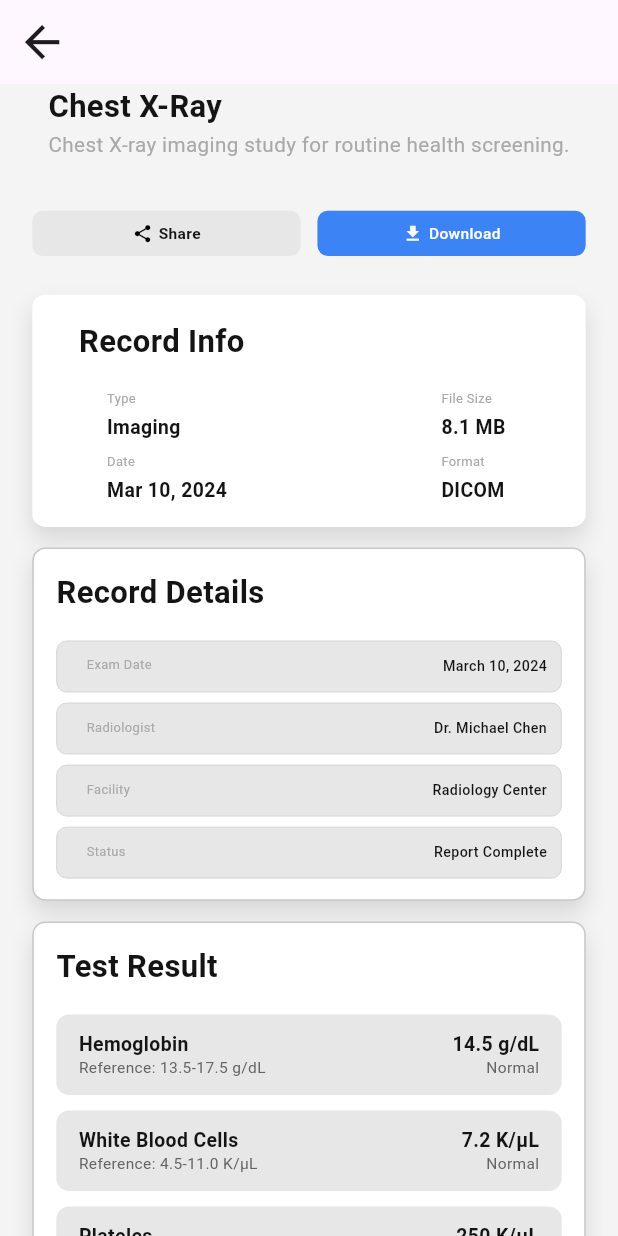
After one commit to Smart-Medc/Smart-Medi-Flutter, a Flutter app: the RecordDetailsView screen opened by its route, on a phone screen of 412 x 824 dp. The commit adds this screen. Run offline on Flutter 3.47's test engine with Material 3 defaults, Android fonts, the phone set to English and light mode, and no system bars; our stand-ins replace flutter_screenutil, go_router.

Commit message:
complete record details view

```diff
--- a/lib/core/routing/app_router.dart
+++ b/lib/core/routing/app_router.dart
@@ -8,6 +8,7 @@ import 'package:smart_medi/features/auth/presentation/view/reset_password_view.d
 import 'package:smart_medi/features/auth/presentation/view/sign_up_view.dart';
 import 'package:smart_medi/features/home/presentation/views/home_view.dart';
 import 'package:smart_medi/features/meidcal_records/presentation/views/medical_records_view.dart';
+import 'package:smart_medi/features/meidcal_records/presentation/views/record_details_view.dart';
 
 abstract class AppRouter {
 
@@ -26,6 +27,7 @@ abstract class AppRouter {
       GoRoute(path: AppRoutes.completeProfileView, builder: (context, state) => const CompleteProfileView()),
       GoRoute(path: AppRoutes.homeView, builder: (context, state) => const HomeView()),
       GoRoute(path: AppRoutes.medicalRecords, builder: (context, state) => const MedicalRecordsView()),
+      GoRoute(path: AppRoutes.recordDetailsView, builder: (context, state) => const RecordDetailsView()),
       // GoRoute(
       //     path: AppRoutes.onboardingView,
       //     builder: (context, state) => const OnboardingView()),
--- a/lib/core/routing/app_routes.dart
+++ b/lib/core/routing/app_routes.dart
@@ -15,4 +15,5 @@ abstract class AppRoutes {
 
   // medical records
   static const String medicalRecords = '/medicalRecords';
+  static const String recordDetailsView = '/RecordDetailsView';
 }
--- a/lib/core/utils/app_styles.dart
+++ b/lib/core/utils/app_styles.dart
@@ -32,7 +32,12 @@ class AppStyles {
   static final TextStyle textStyle24W600White = TextStyle(
     fontSize: 24.sp,
     fontWeight: FontWeight.w600,
-    color: AppColors.white,
+    color: AppColors.textWhite,
+  );
+  static final TextStyle textStyle12W500White = TextStyle(
+    fontSize: 12.sp,
+    fontWeight: FontWeight.w500,
+    color: AppColors.textWhite,
   );
   static final TextStyle textStyle24W600Black = TextStyle(
     fontSize: 24.sp,
@@ -55,6 +60,11 @@ class AppStyles {
   static final TextStyle textStyle15W600Black = TextStyle(
     fontSize: 15.sp,
     fontWeight: FontWeight.w600,
+    color: AppColors.textBlack,
+  );
+  static final TextStyle textStyle11W500Black = TextStyle(
+    fontSize: 11.sp,
+    fontWeight: FontWeight.w500,
     color: AppColors.textBlack,
   );
   static final TextStyle textStyle12W600Black = TextStyle(
--- /dev/null
+++ b/lib/features/meidcal_records/presentation/views/record_details_view.dart
@@ -0,0 +1,25 @@
+import 'package:flutter/material.dart';
+import 'package:flutter_screenutil/flutter_screenutil.dart';
+import 'package:go_router/go_router.dart';
+import 'package:smart_medi/features/meidcal_records/presentation/views/widgets/record_details_widgets/record_details_body.dart';
+
+class RecordDetailsView extends StatelessWidget {
+  const RecordDetailsView({super.key});
+
+  @override
+  Widget build(BuildContext context) {
+    return SafeArea(
+      child: Scaffold(
+        appBar: AppBar(
+          leading: IconButton(
+            onPressed: () {
+              GoRouter.of(context).pop();
+            },
+            icon: Icon(Icons.arrow_back_sharp, size: 40.sp),
+          ),
+        ),
+        body: const RecordDetailsBody(),
+      ),
+    );
+  }
+}
--- /dev/null
+++ b/lib/features/meidcal_records/presentation/views/widgets/medical_records_share_download_button.dart
@@ -0,0 +1,37 @@
+import 'package:flutter/material.dart';
+import 'package:flutter_screenutil/flutter_screenutil.dart';
+import 'package:smart_medi/core/utils/app_styles.dart';
+class MedicalRecordsShareDownloadButton extends StatelessWidget {
+  const MedicalRecordsShareDownloadButton({super.key, required this.icon, required this.text, required this.backgroundColor, this.onTap, this.style, this.iconColor});
+  final IconData icon;
+  final String text;
+  final Color backgroundColor;
+  final TextStyle? style;
+  final VoidCallback? onTap;
+  final Color? iconColor;
+  @override
+  Widget build(BuildContext context) {
+    return InkWell(
+      onTap: onTap,
+      child: Container(
+        height: 35.h,
+        width: double.infinity,
+        decoration: BoxDecoration(
+          color: backgroundColor,
+          borderRadius: BorderRadius.circular(8.r),
+        ),
+        child: Row(
+          mainAxisAlignment: MainAxisAlignment.center,
+          children: [
+            Icon(icon,size: 16.sp,color: iconColor ?? Colors.black,),
+            4.horizontalSpace,
+            Text(
+              text,
+              style: style ?? AppStyles.textStyle12W600Black,
+            ),
+          ],
+        ),
+      ),
+    );
+  }
+}
--- a/lib/features/meidcal_records/presentation/views/widgets/medical_records_view_widgets/medical_records_document.dart
+++ b/lib/features/meidcal_records/presentation/views/widgets/medical_records_view_widgets/medical_records_document.dart
@@ -1,17 +1,31 @@
 import 'package:flutter/material.dart';
 import 'package:flutter_screenutil/flutter_screenutil.dart';
+import 'package:go_router/go_router.dart';
+import 'package:smart_medi/core/routing/app_routes.dart';
 import 'package:smart_medi/core/utils/app_colors.dart';
 import 'package:smart_medi/core/utils/app_styles.dart';
 import 'package:smart_medi/core/widgets/icon_with_background.dart';
+import 'package:smart_medi/features/meidcal_records/presentation/views/widgets/medical_records_share_download_button.dart';
 
 class MedicalRecordsDocument extends StatelessWidget {
-  const MedicalRecordsDocument({super.key, required this.documentName, required this.date, required this.size});
+  const MedicalRecordsDocument({
+    super.key,
+    required this.documentName,
+    required this.date,
+    required this.size,
+  });
+
   final String documentName;
   final String date;
   final double size;
+
   @override
   Widget build(BuildContext context) {
-    return Container(
+    return InkWell(
+      onTap: (){
+        GoRouter.of(context).push(AppRoutes.recordDetailsView);
+      },
+      child: Container(
         padding: EdgeInsets.only(
           left: 24.w,
           right: 24.w,
@@ -28,58 +42,38 @@ class MedicalRecordsDocument extends StatelessWidget {
           children: [
             Row(
               children: [
-              const IconWithBackground(icon: Icons.picture_as_pdf_outlined, backgroundColor: AppColors.iconBGBlue, iconColor: AppColors.iconBlue),
-              Text(
-                documentName,
-                style: AppStyles.textStyle15W600Black
+                const IconWithBackground(
+                  icon: Icons.picture_as_pdf_outlined,
+                  backgroundColor: AppColors.iconBGBlue,
+                  iconColor: AppColors.iconBlue,
                 ),
+                Text(documentName, style: AppStyles.textStyle15W600Black),
               ],
             ),
             34.verticalSpace,
-          Text('Imaging',style: AppStyles.textStyle10W400LightGrey,),
-          Text('$date - $size GB',style: AppStyles.textStyle10W400LightGrey,),
+            Text('Imaging', style: AppStyles.textStyle10W400LightGrey),
+            Text('$date - $size GB', style: AppStyles.textStyle10W400LightGrey),
             10.verticalSpace,
             Row(
               children: [
                 Expanded(
-                child: documentButton(
+                  child: MedicalRecordsShareDownloadButton(
                     text: 'Share',
                     icon: Icons.share_outlined,
                     onTap: () {},
+                    backgroundColor: AppColors.greyBackgroundColor,
                   ),
                 ),
                 12.horizontalSpace,
                 Expanded(
-                child: documentButton(
+                  child: MedicalRecordsShareDownloadButton(
                     text: 'Download',
                     icon: Icons.download_outlined,
                     onTap: () {},
+                    backgroundColor: AppColors.greyBackgroundColor,
                   ),
                 ),
               ],
-          )
-        ],
-      ),
-    );
-  }
-  Widget documentButton({required String text,required IconData icon, required VoidCallback onTap}) {
-    return InkWell(
-      onTap: onTap,
-      child: Container(
-        height: 35.h,
-        width: double.infinity,
-        decoration: BoxDecoration(
-          color: AppColors.greyBackgroundColor,
-          borderRadius: BorderRadius.circular(8.r),
-        ),
-        child: Row(
-          mainAxisAlignment: MainAxisAlignment.center,
-          children: [
-            Icon(icon,size: 16.sp,),
-            4.horizontalSpace,
-            Text(
-              text,
-              style: AppStyles.textStyle12W600Black,
             ),
           ],
         ),
--- /dev/null
+++ b/lib/features/meidcal_records/presentation/views/widgets/record_details_widgets/record_details_body.dart
@@ -0,0 +1,33 @@
+import 'package:flutter/material.dart';
+import 'package:flutter_screenutil/flutter_screenutil.dart';
+import 'package:smart_medi/core/widgets/app_header.dart';
+import 'package:smart_medi/features/meidcal_records/presentation/views/widgets/record_details_widgets/record_details_box.dart';
+import 'package:smart_medi/features/meidcal_records/presentation/views/widgets/record_details_widgets/record_details_buttons.dart';
+import 'package:smart_medi/features/meidcal_records/presentation/views/widgets/record_details_widgets/record_info_box.dart';
+import 'package:smart_medi/features/meidcal_records/presentation/views/widgets/record_details_widgets/record_test_results_box.dart';
+class RecordDetailsBody extends StatelessWidget {
+  const RecordDetailsBody({super.key});
+  @override
+  Widget build(BuildContext context) {
+    return SingleChildScrollView(
+      physics: const BouncingScrollPhysics(),
+      child: Padding(
+        padding:  EdgeInsets.symmetric(horizontal: 25.h),
+        child: Column(
+          children:[
+            const AppHeader(title: 'Chest X-Ray', subtitle: 'Chest X-ray imaging study for routine health screening.'),
+            40.verticalSpace,
+            const RecordDetailsButtons(),
+            30.verticalSpace,
+            const RecordInfoBox(),
+            16.verticalSpace,
+            const RecordDetailsBox(),
+            16.verticalSpace,
+            const RecordTestResultsBox(),
+            20.verticalSpace,
+          ],
+        ),
+      ),
+    );
+  }
+}
--- /dev/null
+++ b/lib/features/meidcal_records/presentation/views/widgets/record_details_widgets/record_details_box.dart
@@ -0,0 +1,62 @@
+import 'package:flutter/material.dart';
+import 'package:flutter_screenutil/flutter_screenutil.dart';
+import 'package:smart_medi/core/utils/app_colors.dart';
+import 'package:smart_medi/core/utils/app_shadows.dart';
+import 'package:smart_medi/core/utils/app_styles.dart';
+class RecordDetailsBox extends StatelessWidget {
+  const RecordDetailsBox({super.key});
+
+  @override
+  Widget build(BuildContext context) {
+    return Container(
+      padding: EdgeInsets.symmetric(horizontal: 16.w, vertical: 16.h),
+      width: double.infinity,
+      decoration: BoxDecoration(
+        color: Colors.white,
+        borderRadius: BorderRadius.circular(10.r),
+        border: Border.all(color: AppColors.formFieldStrokeColor),
+        boxShadow: AppShadows.large,
+      ),
+      child: Column(
+        crossAxisAlignment: CrossAxisAlignment.start,
+        children: [
+          Text('Record Details',style: AppStyles.textStyle24W600Black,),
+          20.verticalSpace,
+          recordDetailsBoxItem(title: 'Exam Date', value: 'March 10, 2024'),
+          8.verticalSpace,
+          recordDetailsBoxItem(title: 'Radiologist', value: 'Dr. Michael Chen'),
+          8.verticalSpace,
+          recordDetailsBoxItem(title: 'Facility', value: 'Radiology Center'),
+          8.verticalSpace,
+          recordDetailsBoxItem(title: 'Status', value: 'Report Complete'),
+        ],
+      ),
+    );
+  }
+  Widget recordDetailsBoxItem({required String title, required String value}) {
+    return Container(
+      width: double.infinity,
+      height: 40.h,
+      decoration: BoxDecoration(
+        color: AppColors.greyBackgroundColor,
+        borderRadius: BorderRadius.circular(8.r),
+        border: Border.all(
+          color: AppColors.formFieldStrokeColor,
+          width: .5.w,
+        )
+      ),
+      child: Center(
+        child: Row(
+          crossAxisAlignment: CrossAxisAlignment.start,
+          children: [
+            21.horizontalSpace,
+            Text(title,style: AppStyles.textStyle10W400LightGrey,),
+            Spacer(),
+            Text(value,style: AppStyles.textStyle11W500Black,),
+            10.horizontalSpace,
+          ],
+        ),
+      ),
+    );
+  }
+}
--- /dev/null
+++ b/lib/features/meidcal_records/presentation/views/widgets/record_details_widgets/record_details_buttons.dart
@@ -0,0 +1,19 @@
+import 'package:flutter/material.dart';
+import 'package:flutter_screenutil/flutter_screenutil.dart';
+import 'package:smart_medi/core/utils/app_colors.dart';
+import 'package:smart_medi/core/utils/app_styles.dart';
+import 'package:smart_medi/features/meidcal_records/presentation/views/widgets/medical_records_share_download_button.dart';
+class RecordDetailsButtons extends StatelessWidget {
+  const RecordDetailsButtons({super.key});
+
+  @override
+  Widget build(BuildContext context) {
+    return Row(
+      children: [
+        Expanded(child: MedicalRecordsShareDownloadButton(icon: Icons.share, text: 'Share', backgroundColor: AppColors.greyBackgroundColor,onTap: (){},)),
+        12.horizontalSpace,
+        Expanded(child: MedicalRecordsShareDownloadButton(icon: Icons.download, text: 'Download', backgroundColor: AppColors.primaryColor,onTap: (){},style: AppStyles.textStyle12W500White,iconColor: AppColors.textWhite  ,)),
+      ],
+    );
+  }
+}
--- /dev/null
+++ b/lib/features/meidcal_records/presentation/views/widgets/record_details_widgets/record_info_box.dart
@@ -0,0 +1,72 @@
+import 'package:flutter/material.dart';
+import 'package:flutter_screenutil/flutter_screenutil.dart';
+import 'package:smart_medi/core/utils/app_shadows.dart';
+import 'package:smart_medi/core/utils/app_styles.dart';
+class RecordInfoBox extends StatelessWidget {
+  const RecordInfoBox({super.key});
+
+  @override
+  Widget build(BuildContext context) {
+    return Container(
+      padding: EdgeInsets.only(left: 16.w, right: 40.w),
+      width: double.infinity,
+      decoration: BoxDecoration(
+        color: Colors.white,
+        borderRadius: BorderRadius.circular(10.r),
+        boxShadow: AppShadows.large,
+      ),
+      child: Padding(
+        padding: const EdgeInsets.all(16.0),
+        child: Column(
+          crossAxisAlignment: CrossAxisAlignment.start,
+          mainAxisAlignment: MainAxisAlignment.start,
+          children: [
+            Text(
+              'Record Info',
+              style: AppStyles.textStyle24W600Black,
+            ),
+            20.verticalSpace,
+            Row(
+              children: [
+                20.horizontalSpace,
+                Column(
+                  crossAxisAlignment: CrossAxisAlignment.start,
+                  children: [
+                    infoItem(title: 'Type', value: 'Imaging'),
+                    10.verticalSpace,
+                    infoItem(title: 'Date', value: 'Mar 10, 2024'),
+                  ],
+                ),
+                const Spacer(),
+                Column(
+                  crossAxisAlignment: CrossAxisAlignment.start,
+                  children: [
+                    infoItem(title: 'File Size', value: '8.1 MB'),
+                    10.verticalSpace,
+                    infoItem(title: 'Format', value: 'DICOM'),
+                  ],
+                ),
+              ],
+            )
+          ],
+        ),
+      ),
+    );
+  }
+  Widget infoItem({required String title, required String value}) {
+    return Column(
+      crossAxisAlignment: CrossAxisAlignment.start,
+      children: [
+        Text(
+          title,
+          style: AppStyles.textStyle10W400LightGrey,
+        ),
+        4.verticalSpace,
+        Text(
+          value,
+          style: AppStyles.textStyle15W600Black,
+        ),
+      ],
+    );
+  }
+}
--- /dev/null
+++ b/lib/features/meidcal_records/presentation/views/widgets/record_details_widgets/record_test_results_box.dart
@@ -0,0 +1,95 @@
+import 'package:flutter/material.dart';
+import 'package:flutter_screenutil/flutter_screenutil.dart';
+import 'package:smart_medi/core/utils/app_colors.dart';
+import 'package:smart_medi/core/utils/app_shadows.dart';
+import 'package:smart_medi/core/utils/app_styles.dart';
+class RecordTestResultsBox extends StatelessWidget {
+  const RecordTestResultsBox({super.key});
+
+  @override
+  Widget build(BuildContext context) {
+    return Container(
+      padding: EdgeInsets.symmetric(horizontal: 16.w, vertical: 16.h),
+      width: double.infinity,
+      decoration: BoxDecoration(
+        color: Colors.white,
+        borderRadius: BorderRadius.circular(10.r),
+        border: Border.all(color: AppColors.formFieldStrokeColor),
+        boxShadow: AppShadows.large,
+      ),
+      child: Column(
+        crossAxisAlignment: CrossAxisAlignment.start,
+        children: [
+          Text('Test Result',style: AppStyles.textStyle24W600Black,),
+          20.verticalSpace,
+          testResultItem(
+            title: 'Hemoglobin',
+            value: '14.5 g/dL',
+            reference: 'Reference: 13.5-17.5 g/dL',
+            status: 'Normal',
+          ),
+          12.verticalSpace,
+          testResultItem(
+            title: 'White Blood Cells',
+            value: '7.2 K/μL',
+            reference: 'Reference: 4.5-11.0 K/μL',
+            status: 'Normal',
+          ),
+          12.verticalSpace,
+          testResultItem(
+            title: 'Plateles',
+            value: '250 K/μL',
+            reference: 'Reference: 150-400 K/μL',
+            status: 'Normal',
+          ),
+          12.verticalSpace,
+          testResultItem(
+            title: 'Glucose',
+            value: '95 mg/dL',
+            reference: 'Reference: 70-100 mg/dL',
+            status: 'Normal',
+          ),
+          12.verticalSpace,
+          testResultItem(
+            title: 'Total Cholesterol',
+            value: '185 mg/dL',
+            reference: 'Reference: <200 mg/dL',
+            status: 'Normal',
+          ),
+        ],
+      ),
+    );
+  }
+  Widget testResultItem({
+    required String title,
+    required String value,
+    required String reference,
+    required String status,
+  }) {
+    return Container(
+      padding: EdgeInsets.symmetric(horizontal: 16.w, vertical: 12.h),
+      decoration: BoxDecoration(
+        color: AppColors.formFieldBGColor,
+        borderRadius: BorderRadius.circular(10.r),
+      ),
+      child: Column(
+        children: [
+          Row(
+            mainAxisAlignment: MainAxisAlignment.spaceBetween,
+            children: [
+              Text(title, style: AppStyles.textStyle15W600Black),
+              Text(value, style: AppStyles.textStyle15W600Black),
+            ],
+          ),
+          Row(
+            mainAxisAlignment: MainAxisAlignment.spaceBetween,
+            children: [
+              Text(reference, style: AppStyles.textStyle12W400DarkGrey),
+              Text(status, style: AppStyles.textStyle12W400DarkGrey),
+            ],
+          ),
+        ],
+      ),
+    );
+  }
+}
```
Lines whose indentation alone changed are shown as unchanged.
